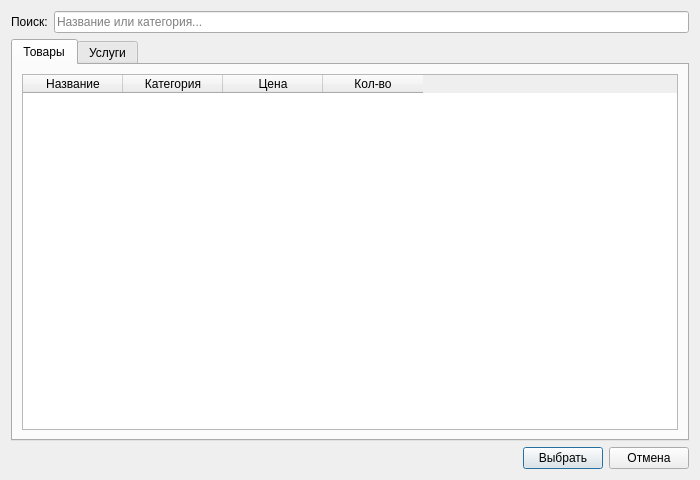
Old version of the form ui/sales/goodfind.ui in the repository MikhailBersenev/easyPOS.
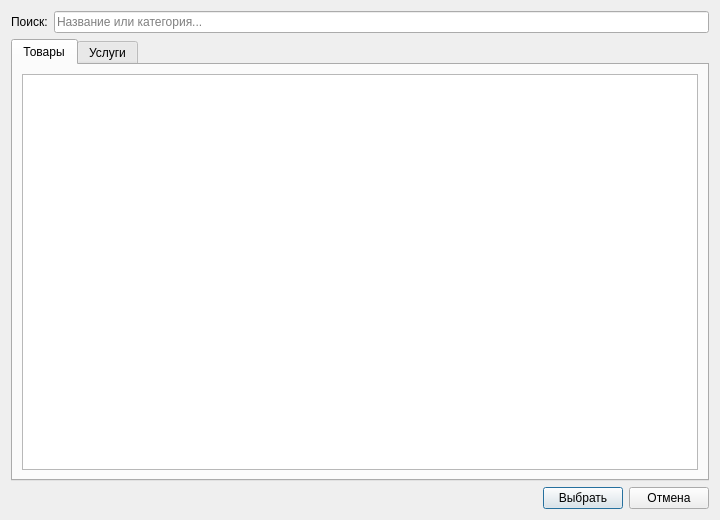
New version of the form.

Patch:
```diff
--- a/ui/sales/goodfind.ui
+++ b/ui/sales/goodfind.ui
@@ -6,10 +6,16 @@
    <rect>
     <x>0</x>
     <y>0</y>
-    <width>700</width>
-    <height>480</height>
+    <width>720</width>
+    <height>520</height>
    </rect>
   </property>
+  <property name="minimumSize">
+   <size>
+    <width>560</width>
+    <height>400</height>
+   </size>
+  </property>
   <property name="windowTitle">
    <string>Поиск товаров и услуг</string>
   </property>
@@ -43,33 +49,63 @@
        </attribute>
        <layout class="QVBoxLayout" name="tabGoodsLayout">
         <item>
-         <widget class="QTableWidget" name="tableWidget">
-          <property name="selectionBehavior">
-           <enum>QAbstractItemView::SelectRows</enum>
+        <widget class="QListWidget" name="listWidget">
+         <property name="viewMode">
+          <enum>QListView::IconMode</enum>
+         </property>
+         <property name="iconSize">
+          <size>
+           <width>72</width>
+           <height>72</height>
+          </size>
+         </property>
+         <property name="spacing">
+          <number>14</number>
+         </property>
+         <property name="gridSize">
+          <size>
+           <width>140</width>
+           <height>130</height>
+          </size>
+         </property>
+         <property name="movement">
+          <enum>QListView::Static</enum>
+         </property>
+         <property name="flow">
+          <enum>QListView::LeftToRight</enum>
+         </property>
+         <property name="resizeMode">
+          <enum>QListView::Adjust</enum>
+         </property>
+         <property name="uniformItemSizes">
+          <bool>true</bool>
           </property>
           <property name="selectionMode">
            <enum>QAbstractItemView::SingleSelection</enum>
           </property>
-          <column>
-           <property name="text">
-            <string>Название</string>
-           </property>
-          </column>
-          <column>
-           <property name="text">
-            <string>Категория</string>
-           </property>
-          </column>
-          <column>
-           <property name="text">
-            <string>Цена</string>
-           </property>
-          </column>
-          <column>
-           <property name="text">
-            <string>Кол-во</string>
-           </property>
-          </column>
+         <property name="selectionBehavior">
+          <enum>QAbstractItemView::SelectItems</enum>
+         </property>
+         <property name="styleSheet">
+          <string notr="true">QListWidget::item {
+    background: palette(base);
+    border: 1px solid palette(mid);
+    border-radius: 10px;
+    padding: 8px;
+    margin: 3px;
+    min-width: 134px;
+    min-height: 124px;
+}
+QListWidget::item:hover {
+    background: palette(alternate-base);
+    border-color: palette(highlight);
+}
+QListWidget::item:selected {
+    background: palette(highlight);
+    color: palette(highlighted-text);
+    border-color: palette(highlight);
+}</string>
+         </property>
          </widget>
         </item>
        </layout>
```
Left out of the diff: 68 changed lines with no effect on the pictures. Lines whose indentation alone changed are shown as unchanged.
